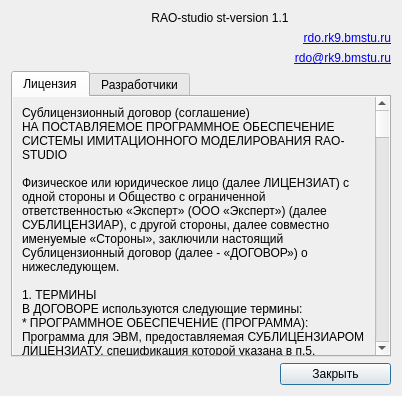
Old version of the form rdo/app/rdo_studio/trunk/res/ui/about.ui in the repository aurusov/rdo_studio.
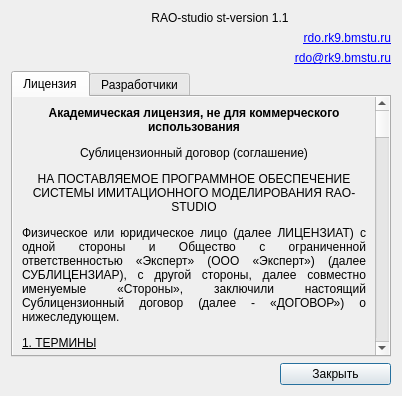
New version of the form. Icons and pictures are not drawn.

Commit message: - форматирование лицензии

```diff
--- a/rdo/app/rdo_studio/trunk/res/ui/about.ui
+++ b/rdo/app/rdo_studio/trunk/res/ui/about.ui
@@ -149,57 +149,7 @@
            <item row="0" column="0">
             <widget class="QLabel" name="licenseText">
              <property name="text">
-              <string>Сублицензионный договор (соглашение)
-НА ПОСТАВЛЯЕМОЕ ПРОГРАММНОЕ ОБЕСПЕЧЕНИЕ СИСТЕМЫ ИМИТАЦИОННОГО МОДЕЛИРОВАНИЯ RAO-STUDIO
-
-Физическое или юридическое лицо (далее ЛИЦЕНЗИАТ) с одной стороны и Общество с ограниченной ответственностью «Эксперт» (ООО «Эксперт») (далее СУБЛИЦЕНЗИАР), с другой стороны, далее совместно именуемые «Стороны», заключили настоящий Сублицензионный договор (далее - «ДОГОВОР») о нижеследующем.
-
-1. ТЕРМИНЫ
-В ДОГОВОРЕ используются следующие термины:
-* ПРОГРАММНОЕ ОБЕСПЕЧЕНИЕ (ПРОГРАММА): Программа для ЭВМ, предоставляемая СУБЛИЦЕНЗИАРОМ ЛИЦЕНЗИАТУ, спецификация которой указана в п.5. настоящего ДОГОВОРА.
-* ИСПОЛЬЗОВАНИЕ: Воспроизведение ПРОГРАММЫ, т.е. установка и работа ПРОГРАММЫ на аппаратных средствах, а также на условиях, способами и в пределах, устанавливаемых настоящим ДОГОВОРОМ 
-
-2. ПРЕДМЕТ ЛИЦЕНЗИОННОГО ДОГОВОРА
-По настоящему ДОГОВОРУ СУБЛИЦЕНЗИАР обязуется предоставить ЛИЦЕНЗИАТУ неисключительное право (простую неисключительную лицензию) (далее – «ЛИЦЕНЗИЯ») на ИСПОЛЬЗОВАНИЕ ПРОГРАММЫ, указанной в спецификации ПРОГРАММЫ (п.5 настоящего ДОГОВОРА), на условиях, способами и в пределах, устанавливаемых настоящим ДОГОВОРОМ.
-СУБЛИЦЕНЗИАР предоставляет ЛИЦЕНЗИАТУ неисключительное право на использование ПРОГРАММЫ, в течение срока, указанного в настоящем ДОГОВОРЕ, с учетом срока действия исключительного права, установленного законодательством РФ.
-СУБЛИЦЕНЗИАР не приобретает каких-либо прав на ПРОГРАММУ, за исключением оговоренных в данном ДОГОВОРЕ. 
-ПРОГРАММА передается на носителях (CD-диске (ах)), либо загружается с интернет-сайта разработчика  (далее – НОСИТЕЛИ).
-
-3. ПОРЯДОК ЗАКЛЮЧЕНИЯ НАСТОЯЩЕГО ЛИЦЕНЗИОННОГО ДОГОВОРА
-Настоящий ДОГОВОР заключается путем заключения ЛИЦЕНЗИАТОМ с СУБЛИЦЕНЗИАРОМ договора присоединения, условия которого изложены на упаковке приобретаемого экземпляра ПРОГРАММЫ. В соответствии с п.3 ст.1286 Гражданского кодекса РФ начало использования ПРОГРАММЫ ЛИЦЕНЗИАТОМ, как оно определяется этими условиями, означает его согласие на заключение настоящего ДОГОВОРА.
-
-4. УСЛОВИЯ ПЕРЕДАЧИ ЛИЦЕНЗИИ 
-Датой начала использования ПРОГРАММЫ считается дата передачи НОСИТЕЛЕЙ от СУБЛИЦЕНЗИАРА ЛИЦЕНЗИАТУ.
-ЛИЦЕНЗИАТ может установить ПРОГРАММУ на произвольном количестве компьютеров учебного заведения и домашних компьютерах преподавателей, учителей, школьников, студентов и аспирантов. ЛИЦЕНЗИАТ может разрешить только Уполномоченным конечным пользователям пользоваться данной ПРОГРАММОЙ. Количество Уполномоченных конечных пользователей ЛИЦЕНЗИАТА не должно превышать эквивалента приведенного количества обучаемых к полному времени очной формы обучения количество, указанное в спецификации ПРОГРАММЫ (п.5 настоящего Лицензионного договора).
-ЛИЦЕНЗИАТ признает, что он не является владельцем ПРОГРАММЫ, и данное соглашение ни каким образом не передает ЛИЦЕНЗИАТУ какого-либо имущественного права на ПРОГРАММУ. ЛИЦЕНЗИАТ не должен удалять или изменять какую-либо торговую марку, авторское право или другие уведомления в ПРОГРАММЕ. ЛИЦЕНЗИАТ не должен использовать или получать доступ к исходному коду ПРОГРАММЫ. ЛИЦЕНЗИАТ не должен копировать, изменять, распространять, продавать или каким-либо иным образом использовать ПРОГРАММУ, кроме случаев, прямо оговоренных в данном ДОГОВОРЕ для данного Срока пользования. Любого рода копирование, воспроизведение, изменение, распространение, продажа ПРОГРАММЫ или разработанных с её помощью имитационных моделей или иное использование ПРОГРАММЫ, не санкционированное данным ДОГОВОРОМ, является нарушением данного ДОГОВОРА. 
-Лицензия предоставляется при условии соблюдения данного Соглашения. 
-
-5. СПЕЦИФКАЦИЯ ПРОГРАММЫ
-Наименование программы: Программное обеспечение системы имитационного моделирования «RAO-STUDIO»
-Тип лицензии: Бессрочная, для эквивалента приведенного количества обучаемых к полному времени очной формы обучения (FTE – Full-Time Equivalent) равного 2000 человек
-Количество лицензий: 1
-
-6. ГАРАНТИИ
-СУБЛИЦЕНЗИАР гарантирует, что:
-* СУБЛИЦЕНЗИАР обладает правами, необходимыми для заключения настоящего ДОГОВОРА;
-* не модифицированная ПРОГРАММА в течение 12 (двенадцати) месяцев с даты начала использования ПРОГРАММЫ будет в полной мере работать при соблюдении условий ДОГОВОРА; при этом СУБЛИЦЕНЗИАР не гарантирует, что ПРОГРАММА будет должным образом работать на всех аппаратных средствах и/или операционных системах, в сочетаниях, выбранных для работы ЛИЦЕНЗИАТОМ, что функционирование ПРОГРАММЫ будет бесперебойным и безошибочным, что все ошибки будут исправлены;
-* НОСИТЕЛИ не будут иметь неисправностей, связанных с материалами или качеством изготовления при их нормальном использовании в течение 12 месяцев с момента их передачи.
-
-7. ОТВЕТСТВЕННОСТЬ
-СУБЛИЦЕНЗИАР не несет ответственности за любые убытки, возникшие в результате использования ПРОГРАММЫ (включая, но не ограничиваясь перечисленным: утрату информации из-за сбоя в работе ПРОГРАММЫ, снижение показателей производительности и др.).
-
-8. ОБСТОЯТЕЛЬСТВА НЕПРЕОДОЛИМОЙ СИЛЫ
-Стороны ДОГОВОРА освобождаются от ответственности за частичное или полное неисполнение обязательств по ДОГОВОРУ, если такое неисполнение явилось прямым следствием обстоятельств непреодолимой силы (форс-мажорных обстоятельств), возникших после заключения ДОГОВОРА (пожара, наводнения, урагана, землетрясения или наложения органами государственной власти ограничений на деятельность любой из Cторон и т.д.), и эти обстоятельства нарушившая Cторона не могла ни предвидеть, ни предотвратить.
-Сторона, для которой создалась невозможность исполнения своих обязательств по ДОГОВОРУ, обязана не позднее 10 (десяти) дней с момента возникновения обстоятельств непреодолимой силы в письменной форме уведомить другую Сторону о возникновении и предполагаемом времени действия вышеуказанных обстоятельств. Факты, изложенные в уведомлении, должны быть подтверждены компетентным органом или организацией.
-Если срок действия обстоятельств непреодолимой силы составит более 3 (трех) месяцев, любая из Сторон вправе отказаться от исполнения всего ДОГОВОРА или его неисполнимой части. В этом случае ни одна из Сторон не будет иметь права потребовать от другой Стороны возмещения убытков.
-
-9. РАЗРЕШЕНИЕ СПОРОВ
-Стороны примут необходимые меры, чтобы любые споры и разногласия, возникающие из настоящего ДОГОВОРА, были урегулированы путём обсуждения и обоюдного согласия.
-Все споры и разногласия между Сторонами, по которым не было достигнуто соглашение, разрешаются в соответствии с законодательством Российской Федерации в Арбитражном суде г. Москвы.
-
-10. СРОК ДЕЙСТВИЯ ЛИЦЕНЗИОННОГО ДОГОВОРА
-ДОГОВОР вступает в силу с момента начала использования ЛИЦЕНЗИАТОМ ПРОГРАММЫ и действует до полного исполнения Сторонами своих обязательств по нему.
-</string>
+              <string>&lt;html&gt;&lt;head/&gt;&lt;body&gt;&lt;p align=&quot;center&quot;&gt;&lt;span style=&quot; font-weight:600;&quot;&gt;Академическая лицензия, не для коммерческого использования&lt;/span&gt;&lt;/p&gt;&lt;p align=&quot;center&quot;&gt;Сублицензионный договор (соглашение)&lt;/p&gt;&lt;p align=&quot;center&quot;&gt;НА ПОСТАВЛЯЕМОЕ ПРОГРАММНОЕ ОБЕСПЕЧЕНИЕ СИСТЕМЫ ИМИТАЦИОННОГО МОДЕЛИРОВАНИЯ RAO-STUDIO&lt;/p&gt;&lt;p align=&quot;justify&quot;&gt;Физическое или юридическое лицо (далее ЛИЦЕНЗИАТ) с одной стороны и Общество с ограниченной ответственностью «Эксперт» (ООО «Эксперт») (далее СУБЛИЦЕНЗИАР), с другой стороны, далее совместно именуемые «Стороны», заключили настоящий Сублицензионный договор (далее - «ДОГОВОР») о нижеследующем.&lt;/p&gt;&lt;p&gt;&lt;span style=&quot; text-decoration: underline;&quot;&gt;1. ТЕРМИНЫ&lt;/span&gt;&lt;/p&gt;&lt;p&gt;В ДОГОВОРЕ используются следующие термины:&lt;/p&gt;&lt;p&gt;* ПРОГРАММНОЕ ОБЕСПЕЧЕНИЕ (ПРОГРАММА): Программа для ЭВМ, предоставляемая СУБЛИЦЕНЗИАРОМ ЛИЦЕНЗИАТУ, спецификация которой указана в п.5. настоящего ДОГОВОРА.&lt;/p&gt;&lt;p&gt;* ИСПОЛЬЗОВАНИЕ: Воспроизведение ПРОГРАММЫ, т.е. установка и работа ПРОГРАММЫ на аппаратных средствах, а также на условиях, способами и в пределах, устанавливаемых настоящим ДОГОВОРОМ &lt;/p&gt;&lt;p&gt;&lt;span style=&quot; text-decoration: underline;&quot;&gt;2. ПРЕДМЕТ ЛИЦЕНЗИОННОГО ДОГОВОРА&lt;/span&gt;&lt;/p&gt;&lt;p align=&quot;justify&quot;&gt;По настоящему ДОГОВОРУ СУБЛИЦЕНЗИАР обязуется предоставить ЛИЦЕНЗИАТУ неисключительное право (простую неисключительную лицензию) (далее – «ЛИЦЕНЗИЯ») на ИСПОЛЬЗОВАНИЕ ПРОГРАММЫ, указанной в спецификации ПРОГРАММЫ (п.5 настоящего ДОГОВОРА), на условиях, способами и в пределах, устанавливаемых настоящим ДОГОВОРОМ.&lt;/p&gt;&lt;p align=&quot;justify&quot;&gt;СУБЛИЦЕНЗИАР предоставляет ЛИЦЕНЗИАТУ неисключительное право на использование ПРОГРАММЫ, в течение срока, указанного в настоящем ДОГОВОРЕ, с учетом срока действия исключительного права, установленного законодательством РФ.&lt;/p&gt;&lt;p align=&quot;justify&quot;&gt;СУБЛИЦЕНЗИАР не приобретает каких-либо прав на ПРОГРАММУ, за исключением оговоренных в данном ДОГОВОРЕ. &lt;/p&gt;&lt;p align=&quot;justify&quot;&gt;ПРОГРАММА передается на носителях (CD-диске (ах)), либо загружается с интернет-сайта разработчика (далее – НОСИТЕЛИ).&lt;/p&gt;&lt;p&gt;&lt;span style=&quot; text-decoration: underline;&quot;&gt;3. ПОРЯДОК ЗАКЛЮЧЕНИЯ НАСТОЯЩЕГО ЛИЦЕНЗИОННОГО ДОГОВОРА&lt;/span&gt;&lt;/p&gt;&lt;p align=&quot;justify&quot;&gt;Настоящий ДОГОВОР заключается путем заключения ЛИЦЕНЗИАТОМ с СУБЛИЦЕНЗИАРОМ договора присоединения, условия которого изложены на упаковке приобретаемого экземпляра ПРОГРАММЫ. В соответствии с п.3 ст.1286 Гражданского кодекса РФ начало использования ПРОГРАММЫ ЛИЦЕНЗИАТОМ, как оно определяется этими условиями, означает его согласие на заключение настоящего ДОГОВОРА.&lt;/p&gt;&lt;p&gt;&lt;span style=&quot; text-decoration: underline;&quot;&gt;4. УСЛОВИЯ ПЕРЕДАЧИ ЛИЦЕНЗИИ &lt;/span&gt;&lt;/p&gt;&lt;p align=&quot;justify&quot;&gt;Датой начала использования ПРОГРАММЫ считается дата передачи НОСИТЕЛЕЙ от СУБЛИЦЕНЗИАРА ЛИЦЕНЗИАТУ.&lt;/p&gt;&lt;p align=&quot;justify&quot;&gt;ЛИЦЕНЗИАТ может установить ПРОГРАММУ на произвольном количестве компьютеров учебного заведения и домашних компьютерах преподавателей, учителей, школьников, студентов и аспирантов. ЛИЦЕНЗИАТ может разрешить только Уполномоченным конечным пользователям пользоваться данной ПРОГРАММОЙ. Количество Уполномоченных конечных пользователей ЛИЦЕНЗИАТА не должно превышать эквивалента приведенного количества обучаемых к полному времени очной формы обучения количество, указанное в спецификации ПРОГРАММЫ (п.5 настоящего Лицензионного договора).&lt;/p&gt;&lt;p align=&quot;justify&quot;&gt;ЛИЦЕНЗИАТ признает, что он не является владельцем ПРОГРАММЫ, и данное соглашение ни каким образом не передает ЛИЦЕНЗИАТУ какого-либо имущественного права на ПРОГРАММУ. ЛИЦЕНЗИАТ не должен удалять или изменять какую-либо торговую марку, авторское право или другие уведомления в ПРОГРАММЕ. ЛИЦЕНЗИАТ не должен использовать или получать доступ к исходному коду ПРОГРАММЫ. ЛИЦЕНЗИАТ не должен копировать, изменять, распространять, продавать или каким-либо иным образом использовать ПРОГРАММУ, кроме случаев, прямо оговоренных в данном ДОГОВОРЕ для данного Срока пользования. &lt;span style=&quot; font-weight:600;&quot;&gt;Любого рода копирование, воспроизведение, изменение, распространение, продажа ПРОГРАММЫ или разработанных с её помощью имитационных моделей или иное использование ПРОГРАММЫ, не санкционированное данным ДОГОВОРОМ, является нарушением данного ДОГОВОРА.&lt;/span&gt;&lt;/p&gt;&lt;p&gt;Лицензия предоставляется при условии соблюдения данного Соглашения. &lt;/p&gt;&lt;p&gt;&lt;span style=&quot; text-decoration: underline;&quot;&gt;5. СПЕЦИФКАЦИЯ ПРОГРАММЫ&lt;/span&gt;&lt;/p&gt;&lt;p&gt;Наименование программы: Программное обеспечение системы имитационного моделирования «RAO-STUDIO»&lt;/p&gt;&lt;p&gt;Тип лицензии: Бессрочная, для эквивалента приведенного количества обучаемых к полному времени очной формы обучения (FTE – Full-Time Equivalent) равного 2000 человек&lt;/p&gt;&lt;p&gt;Количество лицензий: 1&lt;/p&gt;&lt;p&gt;&lt;span style=&quot; text-decoration: underline;&quot;&gt;6. ГАРАНТИИ&lt;/span&gt;&lt;/p&gt;&lt;p&gt;СУБЛИЦЕНЗИАР гарантирует, что:&lt;/p&gt;&lt;p align=&quot;justify&quot;&gt;* СУБЛИЦЕНЗИАР обладает правами, необходимыми для заключения настоящего ДОГОВОРА;&lt;/p&gt;&lt;p align=&quot;justify&quot;&gt;* не модифицированная ПРОГРАММА в течение 12 (двенадцати) месяцев с даты начала использования ПРОГРАММЫ будет в полной мере работать при соблюдении условий ДОГОВОРА; при этом СУБЛИЦЕНЗИАР не гарантирует, что ПРОГРАММА будет должным образом работать на всех аппаратных средствах и/или операционных системах, в сочетаниях, выбранных для работы ЛИЦЕНЗИАТОМ, что функционирование ПРОГРАММЫ будет бесперебойным и безошибочным, что все ошибки будут исправлены;&lt;/p&gt;&lt;p align=&quot;justify&quot;&gt;* НОСИТЕЛИ не будут иметь неисправностей, связанных с материалами или качеством изготовления при их нормальном использовании в течение 12 месяцев с момента их передачи.&lt;/p&gt;&lt;p&gt;&lt;span style=&quot; text-decoration: underline;&quot;&gt;7. ОТВЕТСТВЕННОСТЬ&lt;/span&gt;&lt;/p&gt;&lt;p align=&quot;justify&quot;&gt;СУБЛИЦЕНЗИАР не несет ответственности за любые убытки, возникшие в результате использования ПРОГРАММЫ (включая, но не ограничиваясь перечисленным: утрату информации из-за сбоя в работе ПРОГРАММЫ, снижение показателей производительности и др.).&lt;/p&gt;&lt;p&gt;&lt;span style=&quot; text-decoration: underline;&quot;&gt;8. ОБСТОЯТЕЛЬСТВА НЕПРЕОДОЛИМОЙ СИЛЫ&lt;/span&gt;&lt;/p&gt;&lt;p align=&quot;justify&quot;&gt;Стороны ДОГОВОРА освобождаются от ответственности за частичное или полное неисполнение обязательств по ДОГОВОРУ, если такое неисполнение явилось прямым следствием обстоятельств непреодолимой силы (форс-мажорных обстоятельств), возникших после заключения ДОГОВОРА (пожара, наводнения, урагана, землетрясения или наложения органами государственной власти ограничений на деятельность любой из Cторон и т.д.), и эти обстоятельства нарушившая Cторона не могла ни предвидеть, ни предотвратить.&lt;/p&gt;&lt;p align=&quot;justify&quot;&gt;Сторона, для которой создалась невозможность исполнения своих обязательств по ДОГОВОРУ, обязана не позднее 10 (десяти) дней с момента возникновения обстоятельств непреодолимой силы в письменной форме уведомить другую Сторону о возникновении и предполагаемом времени действия вышеуказанных обстоятельств. Факты, изложенные в уведомлении, должны быть подтверждены компетентным органом или организацией.&lt;/p&gt;&lt;p align=&quot;justify&quot;&gt;Если срок действия обстоятельств непреодолимой силы составит более 3 (трех) месяцев, любая из Сторон вправе отказаться от исполнения всего ДОГОВОРА или его неисполнимой части. В этом случае ни одна из Сторон не будет иметь права потребовать от другой Стороны возмещения убытков.&lt;/p&gt;&lt;p&gt;&lt;span style=&quot; text-decoration: underline;&quot;&gt;9. РАЗРЕШЕНИЕ СПОРОВ&lt;/span&gt;&lt;/p&gt;&lt;p align=&quot;justify&quot;&gt;Стороны примут необходимые меры, чтобы любые споры и разногласия, возникающие из настоящего ДОГОВОРА, были урегулированы путём обсуждения и обоюдного согласия.&lt;/p&gt;&lt;p align=&quot;justify&quot;&gt;Все споры и разногласия между Сторонами, по которым не было достигнуто соглашение, разрешаются в соответствии с законодательством Российской Федерации в Арбитражном суде г. Москвы.&lt;/p&gt;&lt;p&gt;&lt;span style=&quot; text-decoration: underline;&quot;&gt;10. СРОК ДЕЙСТВИЯ ЛИЦЕНЗИОННОГО ДОГОВОРА&lt;/span&gt;&lt;/p&gt;&lt;p align=&quot;justify&quot;&gt;ДОГОВОР вступает в силу с момента начала использования ЛИЦЕНЗИАТОМ ПРОГРАММЫ и действует до полного исполнения Сторонами своих обязательств по нему.&lt;/p&gt;&lt;p align=&quot;justify&quot;&gt;&lt;br/&gt;&lt;/p&gt;&lt;/body&gt;&lt;/html&gt;</string>
              </property>
              <property name="wordWrap">
               <bool>true</bool>
```
